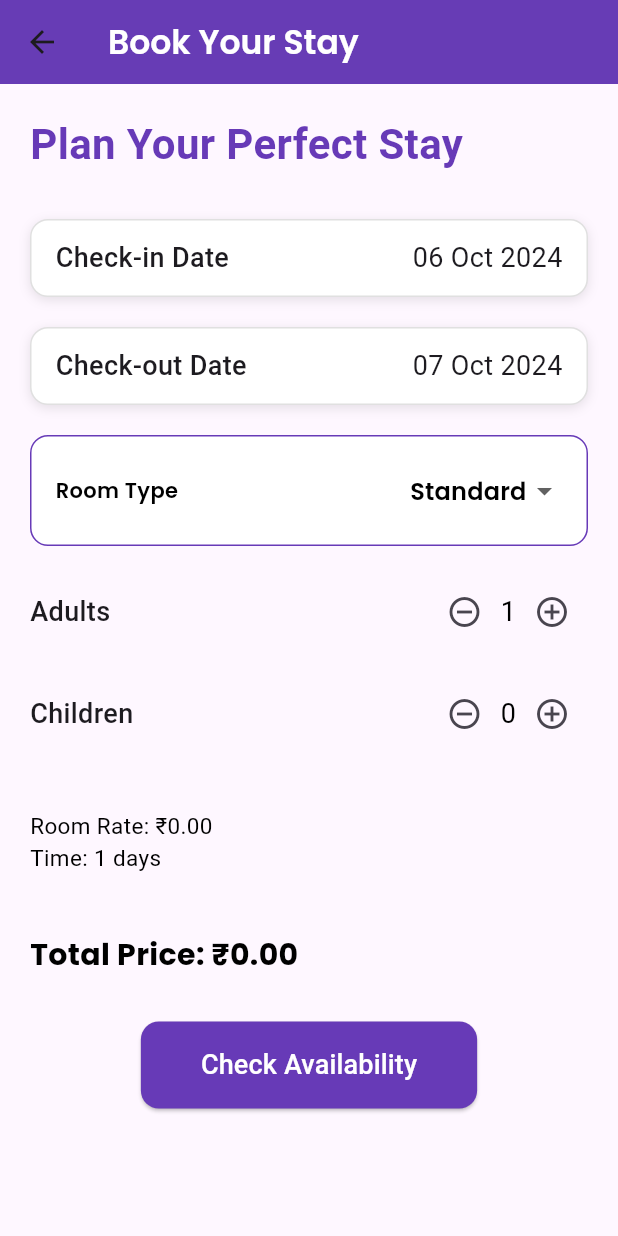
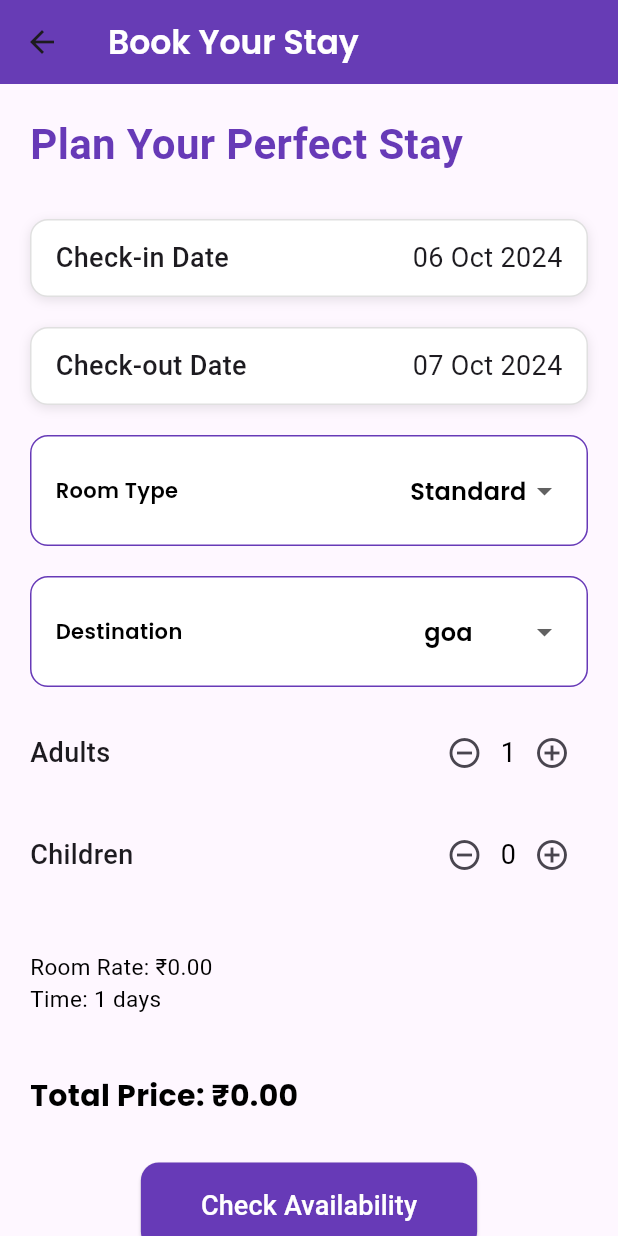
Before and after one commit to SohalSawardekar/Hotel_Booking_App, a Flutter app: the screen it shows once a user with an empty profile is signed in, item 3 of the bottom bar chosen, on a phone screen of 412 x 824 dp. Run offline on Flutter 3.47's test engine with Material 3 defaults, Android fonts, the phone set to English and light mode, and no system bars; our stand-ins replace carousel_slider, cloud_firestore, firebase_auth, firebase_core, flutter_rating_bar, google_fonts and 3 more; missing offline and left inert: dart:ffi, upi_india; accounts and stored records are empty.

Commit message:
booking backend

```diff
--- a/lib/main.dart
+++ b/lib/main.dart
@@ -66,7 +66,7 @@ class MyApp extends StatelessWidget {
             '/home': (context) => const HomeScreen(),
             '/login': (context) => const LoginPage(),
             '/contactUs': (context) => const ContactUs(),
-            '/profileEdit': (context) => ProfileInfoPage(),
+            '/profileEdit': (context) => const ProfileInfoPage(),
           },
           onUnknownRoute: (settings) {
             return MaterialPageRoute(
--- a/lib/screens/bookings/AvailabilityPage.dart
+++ b/lib/screens/bookings/AvailabilityPage.dart
@@ -237,7 +237,7 @@ class _AvailabilityPageState extends State<AvailabilityPage> {
                       adults: widget.adults,
                       children: widget.children,
                       totalAmount: widget.totalAmount,
-                      // roomId: _availableRoomId,
+                      roomId: _availableRoomId,
                     ),
                   ),
                 );
--- a/lib/screens/bookings/bookings.dart
+++ b/lib/screens/bookings/bookings.dart
@@ -27,6 +27,7 @@ class _BookingPageState extends State<BookingPage> {
   double roomRate = 1500.00; // Default room rate
   int price = 0;
   String selectedRoomType = "Standard";
+  String selectedlocation = "goa";
   bool isLoading = false;
 
   final List<String> roomTypes = [
@@ -35,6 +36,16 @@ class _BookingPageState extends State<BookingPage> {
     "Luxury",
     "Suite",
     "Villa",
+  ];
+
+  final List<String> location = [
+    "agra",
+    "goa",
+    "jaipur",
+    "kashmir",
+    "kerela",
+    "ladakh",
+    "manali",
   ];
 
   Future<void> _fetchRoomPrice() async {
@@ -46,6 +57,7 @@ class _BookingPageState extends State<BookingPage> {
       QuerySnapshot roomSnapshot = await FirebaseFirestore.instance
           .collection('Rooms')
           .where('room_type', isEqualTo: selectedRoomType)
+          .where('location', isEqualTo: selectedlocation)
           .get();
 
       if (roomSnapshot.docs.isNotEmpty) {
@@ -73,7 +85,7 @@ class _BookingPageState extends State<BookingPage> {
   double _calculateTotalPrice() {
     if (checkInDate != null && checkOutDate != null) {
       int numberOfNights = checkOutDate!.difference(checkInDate!).inDays;
-      return numberOfNights * roomRate;
+      return numberOfNights * roomRate + (adults - 1) * 500 + children * 300;
     }
     return 0.0;
   }
@@ -226,6 +238,8 @@ class _BookingPageState extends State<BookingPage> {
               ),
               const SizedBox(height: 20),
               _buildRoomTypeDropdown(textColor, backgroundColor),
+              const SizedBox(height: 20),
+              _buildlocationDropdown(textColor, backgroundColor),
               const SizedBox(height: 20),
               _buildAdultChildrenSelector(
                   textColor,
@@ -405,6 +419,51 @@ class _BookingPageState extends State<BookingPage> {
     );
   }
 
+  Widget _buildlocationDropdown(Color textColor, Color backgroundColor) {
+    return Container(
+      padding: const EdgeInsets.symmetric(vertical: 12.0, horizontal: 16.0),
+      decoration: BoxDecoration(
+        color: backgroundColor,
+        borderRadius: BorderRadius.circular(12),
+        border: Border.all(color: Colors.deepPurple),
+      ),
+      child: Row(
+        mainAxisAlignment:
+            MainAxisAlignment.spaceBetween, // Align label and dropdown
+        children: [
+          Expanded(
+            // Text on the left
+            child: Text(
+              "Destination",
+              style: GoogleFonts.poppins(
+                  color: textColor, fontWeight: FontWeight.w600),
+            ),
+          ),
+          DropdownButton<String>(
+            value: selectedlocation,
+            onChanged: (String? newValue) {
+              setState(() {
+                selectedlocation = newValue!;
+                _fetchRoomPrice();
+              });
+            },
+            underline: const SizedBox.shrink(),
+            items: location.map<DropdownMenuItem<String>>((String location) {
+              return DropdownMenuItem<String>(
+                value: location,
+                child: Text(
+                  location,
+                  style: GoogleFonts.poppins(
+                      color: textColor, fontWeight: FontWeight.w600),
+                ),
+              );
+            }).toList(),
+          ),
+        ],
+      ),
+    );
+  }
+
   Widget _buildAdultChildrenSelector(Color textColor, String label, int value,
       VoidCallback onAdd, VoidCallback onRemove) {
     return Row(
```
Also changed, not shown: lib/screens/bookings/bookingConfirmation.dart (renamed from lib/services/bookingConfirmation.dart, +52 -30 lines), lib/screens/bookings/bookingHistory.dart (+41 -7 lines), lib/screens/home.dart (+11 -10 lines), lib/screens/payment.dart (+39 -24 lines).
